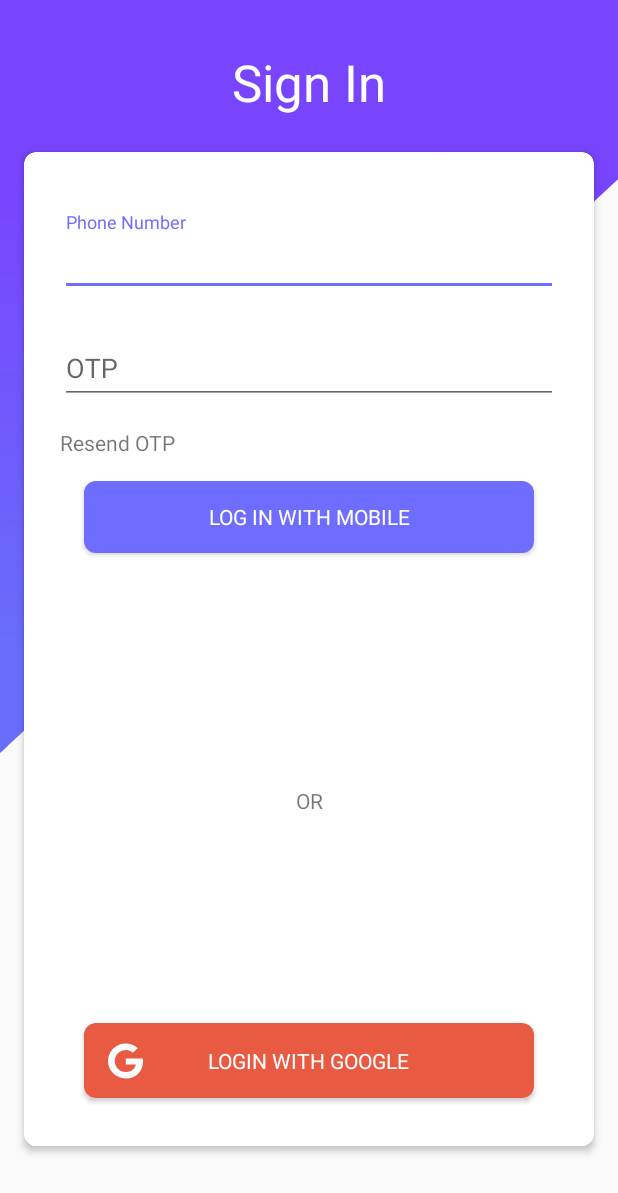
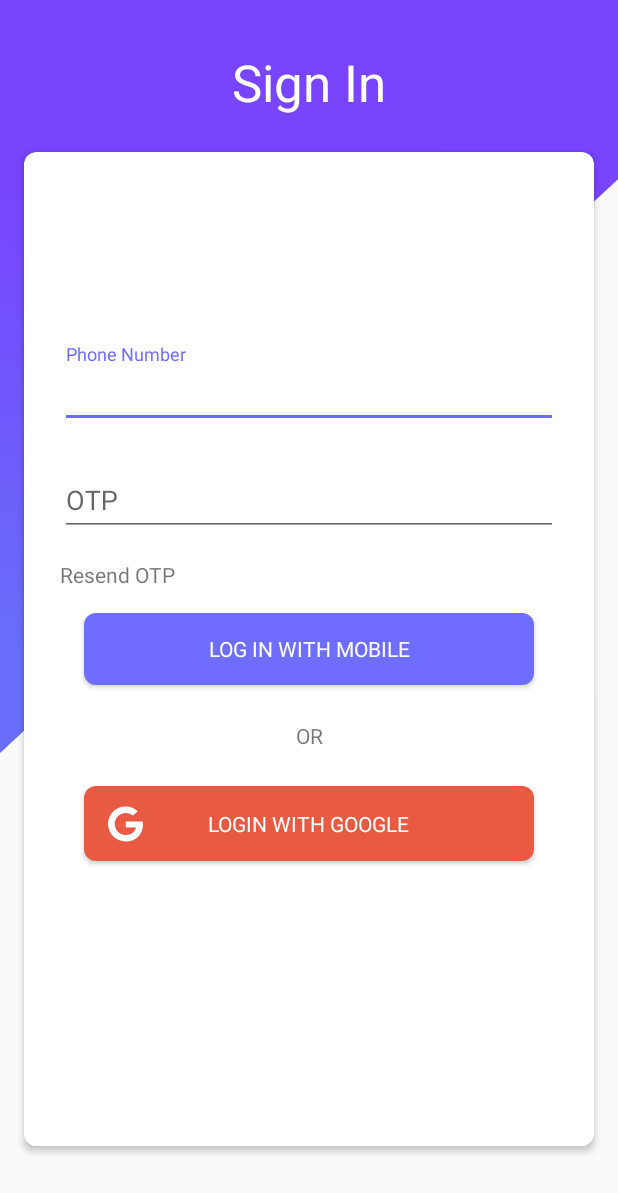
Before and after one commit to rahulrajsbkk/TravelPA, an Android app: the screen it shows after launch (LoginActivity), on a phone screen of 412 x 824 dp. Shown: the top 1193 px of the screen. Run offline under Robolectric (Android 15) with nearby library versions, the phone set to English and light mode, and no system bars; our stand-ins replace Firebase (no records; nobody signed in at launch, a user with empty details on screens opened directly); Roboto replaces fonts that are not available here; 4 statements that could not run were skipped.

Commit message:
Revamping Login UI

```diff
--- a/app/build.gradle
+++ b/app/build.gradle
@@ -32,6 +32,7 @@ dependencies {
     androidTestImplementation 'androidx.test:runner:1.1.0-alpha4'
     androidTestImplementation 'androidx.test.espresso:espresso-core:3.1.0-alpha4'
     implementation 'com.google.firebase:firebase-auth:16.2.1'
+    implementation 'com.google.android.gms:play-services-auth:16.0.1'
 //    Recycler View
     implementation 'androidx.recyclerview:recyclerview:1.0.0'
 //    Card View
--- a/app/src/main/java/in/ouon/travelpa/LoginActivity.kt
+++ b/app/src/main/java/in/ouon/travelpa/LoginActivity.kt
@@ -7,6 +7,7 @@ import android.util.Log
 import android.view.View
 import android.widget.Toast
 import androidx.appcompat.app.AppCompatActivity
+import com.google.android.material.snackbar.Snackbar
 import com.google.firebase.FirebaseApp
 import com.google.firebase.FirebaseException
 import com.google.firebase.FirebaseTooManyRequestsException
@@ -67,6 +68,11 @@ class LoginActivity : AppCompatActivity() {
             }
 
         }
+
+        btLoginGoogle.setOnClickListener { v ->
+            Snackbar.make(v, "Not Implemented Yet", Snackbar.LENGTH_SHORT).show()
+        }
+
     }
 
     private fun sendVerificationCode(phoneNumber: String) {
@@ -133,7 +139,7 @@ class LoginActivity : AppCompatActivity() {
                 while (i >= 0) {
                     runOnUiThread {
                         if (i == 0) {
-                            tvOTP.visibility = View.GONE
+                            tvOTP.visibility = View.INVISIBLE
                         }
                         tvOTP.text = "OTP Will Recive in " + i + " Secs"
                     }
--- a/app/src/main/res/layout/activity_login.xml
+++ b/app/src/main/res/layout/activity_login.xml
@@ -36,8 +36,8 @@
                     android:layout_height="wrap_content"
                     app:layout_constraintStart_toStartOf="parent" android:layout_marginStart="24dp"
                     android:layout_marginEnd="24dp" app:layout_constraintEnd_toEndOf="parent"
-                    app:layout_constraintTop_toTopOf="parent"
-                    android:id="@+id/etPhoneNo" android:layout_marginTop="40dp">
+                    android:id="@+id/etPhoneNo" android:layout_marginBottom="16dp"
+                    app:layout_constraintBottom_toTopOf="@+id/etOTP">
 
                 <com.google.android.material.textfield.TextInputEditText
                         android:layout_width="match_parent"
@@ -50,8 +50,8 @@
                     android:layout_height="wrap_content"
                     app:layout_constraintStart_toStartOf="parent" android:layout_marginStart="24dp"
                     android:layout_marginEnd="24dp" app:layout_constraintEnd_toEndOf="parent"
-                    android:layout_marginTop="16dp" app:layout_constraintTop_toBottomOf="@+id/etPhoneNo"
-                    android:id="@+id/etOTP" android:visibility="visible">
+                    android:id="@+id/etOTP" android:visibility="visible" android:layout_marginBottom="16dp"
+                    app:layout_constraintBottom_toTopOf="@+id/tvOTP">
 
                 <com.google.android.material.textfield.TextInputEditText
                         android:layout_width="match_parent"
@@ -64,8 +64,8 @@
                     android:layout_width="wrap_content"
                     android:layout_height="wrap_content" android:id="@+id/tvOTP"
                     app:layout_constraintStart_toStartOf="parent"
-                    android:layout_marginStart="24dp" android:layout_marginTop="16dp"
-                    app:layout_constraintTop_toBottomOf="@+id/etOTP"/>
+                    android:layout_marginStart="24dp"
+                    android:layout_marginBottom="16dp" app:layout_constraintBottom_toTopOf="@+id/btPhoneLogin"/>
             <Button
                     android:text="Log In With Mobile"
                     android:layout_width="300dp"
@@ -75,7 +75,8 @@
                     android:id="@+id/btPhoneLogin" app:layout_constraintEnd_toEndOf="parent"
                     android:layout_marginEnd="8dp"
                     app:layout_constraintStart_toStartOf="parent" android:layout_marginStart="8dp"
-                    android:layout_marginTop="16dp" app:layout_constraintTop_toBottomOf="@+id/tvOTP"/>
+                    android:layout_marginTop="8dp" app:layout_constraintTop_toTopOf="parent"
+                    android:layout_marginBottom="8dp" app:layout_constraintBottom_toBottomOf="parent"/>
             <TextView
                     android:text="OR"
                     android:layout_width="wrap_content"
@@ -84,15 +85,15 @@
                     android:layout_marginEnd="8dp" app:layout_constraintStart_toStartOf="parent"
                     android:layout_marginStart="8dp" android:layout_marginTop="24dp"
                     app:layout_constraintTop_toBottomOf="@+id/btPhoneLogin"
-                    android:layout_marginBottom="8dp" app:layout_constraintBottom_toTopOf="@+id/btLoginGoogle"/>
+            />
             <androidx.cardview.widget.CardView
                     android:layout_width="300dp"
                     android:layout_height="50dp"
                     app:cardCornerRadius="8dp"
                     app:layout_constraintEnd_toEndOf="parent" android:layout_marginEnd="8dp"
                     app:layout_constraintStart_toStartOf="parent" android:layout_marginStart="8dp"
-                    android:layout_marginBottom="32dp" app:layout_constraintBottom_toBottomOf="parent"
-                    android:id="@+id/btLoginGoogle">
+                    android:id="@+id/btLoginGoogle" android:layout_marginTop="24dp"
+                    app:layout_constraintTop_toBottomOf="@+id/textView2">
                 <androidx.constraintlayout.widget.ConstraintLayout
                         android:layout_width="match_parent"
                         android:background="@color/loginGoogle"
```
